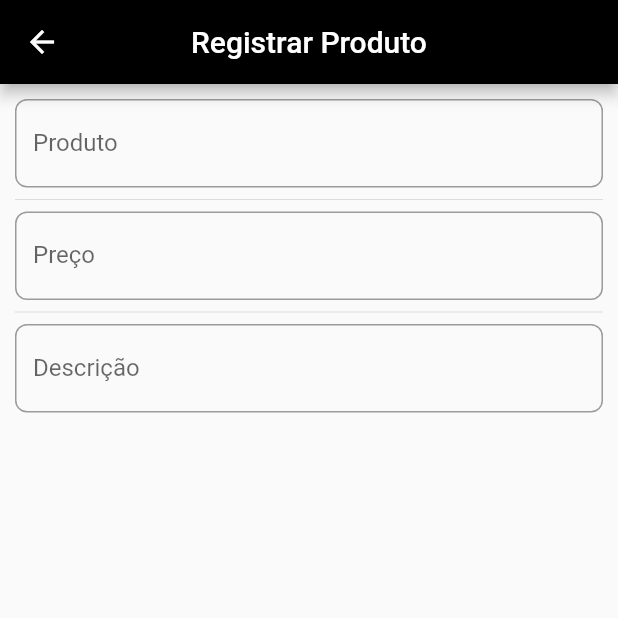
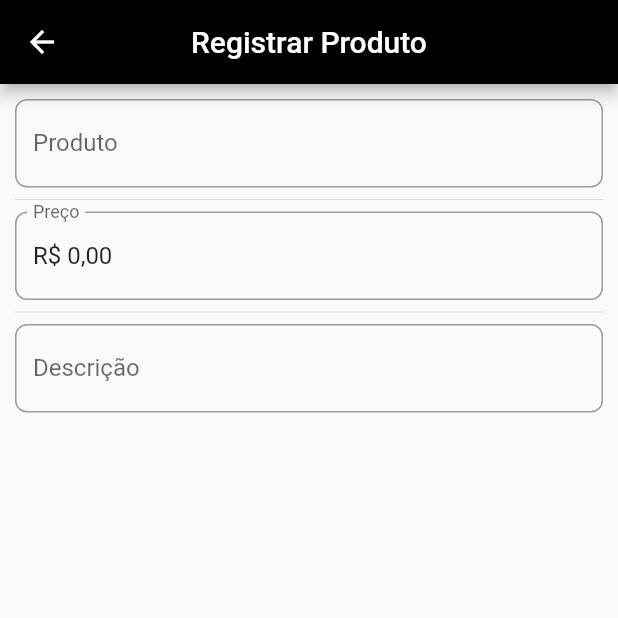
Before and after one commit to paolaagrassi/products_register_crud, a Flutter app: the NewProductView screen opened directly, on a phone screen of 412 x 824 dp, the top half of it. Run offline on Flutter 3.47's test engine with Material 2 defaults, Android fonts, the phone set to English and light mode, and no system bars; our stand-ins replace dio, expansion_tile_card, pretty_dio_logger; missing offline and left inert: validatorless; network calls fail.

Commit message:
fix controller

```diff
--- a/lib/views/new_product_view.dart
+++ b/lib/views/new_product_view.dart
@@ -25,7 +25,7 @@ class _NewProductViewState extends State<NewProductView> {
     _controller.nameTextEditingController.text =
         widget.productModel?.name ?? '';
     _controller.priceTextEditingController.text =
-        widget.productModel?.price.toString() ?? '';
+        UtilBrasilFields.obterReal(widget.productModel?.price ?? 0.0);
     _controller.descriptionTextEditingController.text =
         widget.productModel?.description ?? '';
     super.initState();
--- a/lib/views/widgets/product_card.dart
+++ b/lib/views/widgets/product_card.dart
@@ -1,3 +1,4 @@
+import 'package:brasil_fields/brasil_fields.dart';
 import 'package:expansion_tile_card/expansion_tile_card.dart';
 import 'package:flutter/material.dart';
 import 'package:products_register_crud/models/product_model.dart';
@@ -37,7 +38,7 @@ class _ProductCardState extends State<ProductCard> {
           style:
               const TextStyle(color: Colors.black, fontWeight: FontWeight.w500),
         ),
-        subtitle: Text('R\$' + widget.cardPrice.toString()),
+        subtitle: Text(UtilBrasilFields.obterReal(widget.cardPrice)),
         shadowColor: Colors.blue,
         children: [
           Padding(
```
